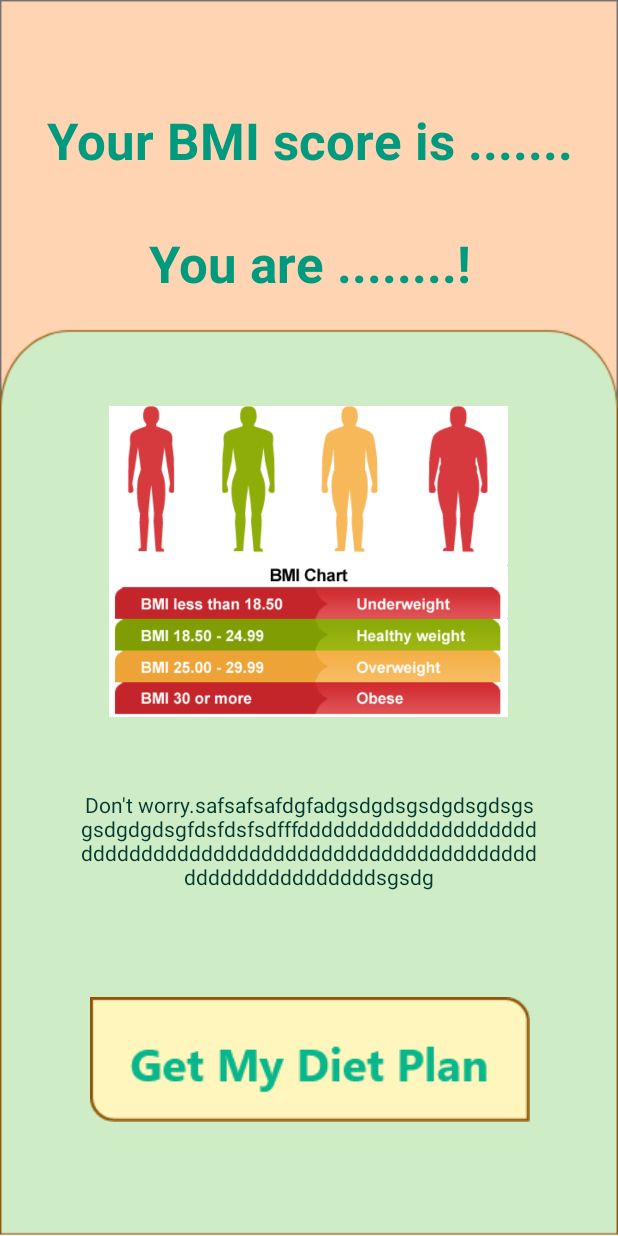
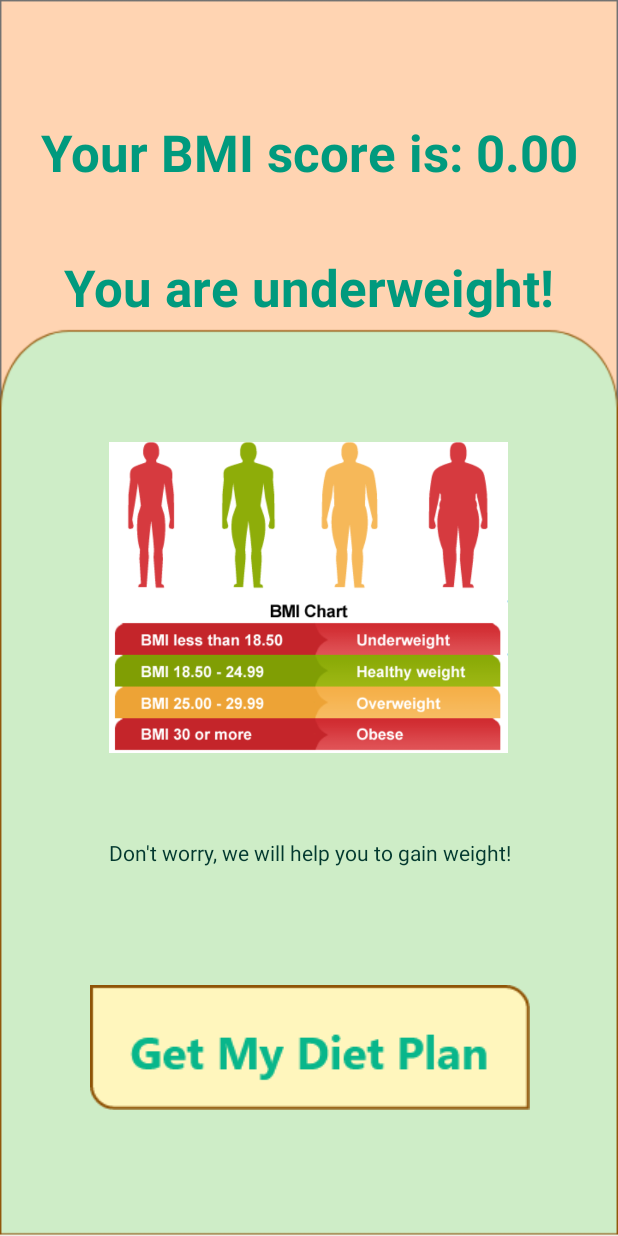
Before and after one commit to EkinKar/dietApp, an Android app: the Result screen opened directly, with no data from a screen before it, on a phone screen of 412 x 824 dp. Run offline under Robolectric (Android 15) with nearby library versions, the phone set to English and light mode, and no system bars.

Commit message:
result page update

```diff
--- a/app/src/main/java/com/example/dietapp/Result.java
+++ b/app/src/main/java/com/example/dietapp/Result.java
@@ -5,19 +5,50 @@ import androidx.appcompat.app.AppCompatActivity;
 import android.content.Intent;
 import android.os.Bundle;
 import android.view.View;
+import android.widget.TextView;
 import android.widget.Toast;
 
 public class Result extends CalculateBmi {
 
     double bmi;
+    TextView textBMIScore, textBMIScale, textBMIExplain;
 
     @Override
     public void onCreate(Bundle savedInstanceState) {
         super.onCreate(savedInstanceState);
         setContentView(R.layout.activity_result);
         Intent intent = getIntent();
-        double bmi = intent.getDoubleExtra("bmi", 0.0);
-        Toast.makeText(Result.this, String.valueOf(bmi), Toast.LENGTH_SHORT).show();
+        bmi = intent.getDoubleExtra("bmi", 0.0);
+        String bmiString = String.format("%.2f", bmi);
+        textBMIScore = findViewById(R.id.textBMIScore);
+        textBMIScale = findViewById(R.id.textBMIScale);
+        textBMIExplain = findViewById(R.id.textBMIExplain);
+
+        if(bmi < 18.5){
+            textBMIScore.setText("Your BMI score is: " + bmiString);
+            textBMIScale.setText("You are underweight!");
+            textBMIExplain.setText("Don't worry, we will help you to gain weight!");
+        }
+        else if(bmi < 25){
+            textBMIScore.setText("Your BMI score is: " + bmiString);
+            textBMIScale.setText("Your weight is normal.");
+            textBMIExplain.setText("You can stay healthy by using the diet plan we created for you!");
+        }
+        else if(bmi < 30){
+            textBMIScore.setText("Your BMI score is: " + bmiString);
+            textBMIScale.setText("You are overweight!");
+            textBMIExplain.setText("Don't worry, by using the diet plan we created for you will lose weight!");
+        }
+        else if(bmi < 35){
+            textBMIScore.setText("Your BMI score is: " + bmiString);
+            textBMIScale.setText("You are Obese!");
+            textBMIExplain.setText("Don't worry, by using the diet plan we created for you will lose weight!");
+        }
+        else{
+            textBMIScore.setText("Your BMI score is: " + bmiString);
+            textBMIScale.setText("You are Extremely Obese!");
+            textBMIExplain.setText("Your BMI score is over 35, you must use the diet plan we created for you!");
+        }
     }
 
     public void getDietPlanPage(View v){
--- a/app/src/main/res/layout/activity_result.xml
+++ b/app/src/main/res/layout/activity_result.xml
@@ -13,7 +13,6 @@
         android:layout_height="wrap_content"
         android:layout_marginTop="58dp"
         android:layout_marginBottom="24dp"
-        android:text="Your BMI score is ......."
         android:textAlignment="center"
         android:textColor="#009A7E"
         android:textSize="34sp"
@@ -28,7 +27,6 @@
         android:layout_width="0dp"
         android:layout_height="wrap_content"
         android:layout_marginBottom="58dp"
-        android:text="You are ........!"
         android:textAlignment="center"
         android:textColor="#009A7E"
         android:textSize="34sp"
@@ -58,7 +56,6 @@
         android:layout_marginTop="19dp"
         android:layout_marginEnd="53dp"
         android:layout_marginBottom="24dp"
-        android:text="Don't worry.safsafsafdgfadgsdgdsgsdgdsgdsgsgsdgdgdsgfdsfdsfsdfffddddddddddddddddddddddddddddddddddddddddddddddddddddddddddddddddddddddddddsgsdg"
         android:textAlignment="center"
         android:textColor="#03392F"
         android:textSize="14sp"
```
